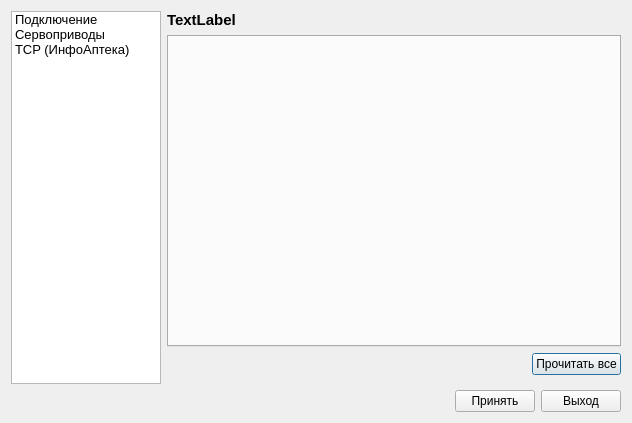
Before: the Qt Designer form settingswindow.ui in VladimirR46/PharmacyRobot, drawn with Qt 5.
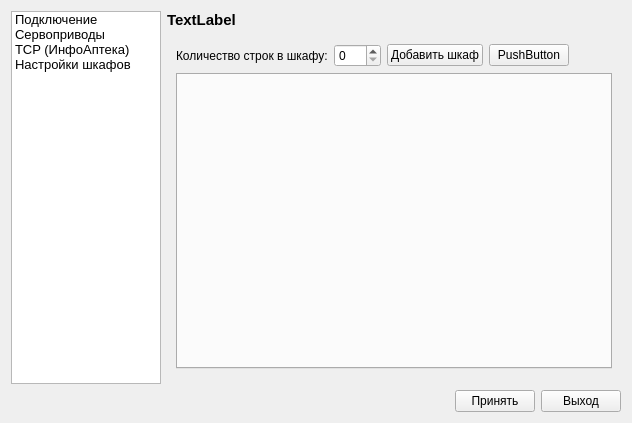
After: the same form once the commit is applied. Icons and pictures are not drawn.

```diff
--- a/settingswindow.ui
+++ b/settingswindow.ui
@@ -25,7 +25,21 @@
      <property name="horizontalSpacing">
       <number>6</number>
      </property>
-     <item row="0" column="0" rowspan="2">
+     <item row="0" column="1">
+      <widget class="QLabel" name="label_8">
+       <property name="font">
+        <font>
+         <pointsize>11</pointsize>
+         <weight>75</weight>
+         <bold>true</bold>
+        </font>
+       </property>
+       <property name="text">
+        <string>TextLabel</string>
+       </property>
+      </widget>
+     </item>
+     <item row="0" column="0" rowspan="3">
       <widget class="QListWidget" name="SettingsList">
        <property name="enabled">
         <bool>true</bool>
@@ -74,20 +88,11 @@
           <normaloff>:/images/blue-internet-icon.png</normaloff>:/images/blue-internet-icon.png</iconset>
         </property>
        </item>
-      </widget>
-     </item>
-     <item row="0" column="1">
-      <widget class="QLabel" name="label_8">
-       <property name="font">
-        <font>
-         <pointsize>11</pointsize>
-         <weight>75</weight>
-         <bold>true</bold>
-        </font>
-       </property>
-       <property name="text">
-        <string>TextLabel</string>
-       </property>
+       <item>
+        <property name="text">
+         <string>Настройки шкафов</string>
+        </property>
+       </item>
       </widget>
      </item>
      <item row="1" column="1">
@@ -96,7 +101,7 @@
         <enum>QFrame::Plain</enum>
        </property>
        <property name="currentIndex">
-        <number>1</number>
+        <number>3</number>
        </property>
        <widget class="QWidget" name="page">
         <layout class="QVBoxLayout" name="verticalLayout_2">
@@ -428,6 +433,58 @@
          </layout>
         </widget>
        </widget>
+       <widget class="QWidget" name="page_4">
+        <layout class="QGridLayout" name="gridLayout_5">
+         <item row="0" column="0">
+          <layout class="QHBoxLayout" name="horizontalLayout_2">
+           <item>
+            <widget class="QLabel" name="label_11">
+             <property name="text">
+              <string>Количество строк в шкафу:</string>
+             </property>
+            </widget>
+           </item>
+           <item>
+            <widget class="QSpinBox" name="spinCupboard">
+             <property name="maximum">
+              <number>999</number>
+             </property>
+            </widget>
+           </item>
+           <item>
+            <widget class="QPushButton" name="ButtonAddCupboard">
+             <property name="text">
+              <string>Добавить шкаф</string>
+             </property>
+            </widget>
+           </item>
+           <item>
+            <widget class="QPushButton" name="pushButton">
+             <property name="text">
+              <string>PushButton</string>
+             </property>
+            </widget>
+           </item>
+           <item>
+            <spacer name="horizontalSpacer_3">
+             <property name="orientation">
+              <enum>Qt::Horizontal</enum>
+             </property>
+             <property name="sizeHint" stdset="0">
+              <size>
+               <width>40</width>
+               <height>20</height>
+              </size>
+             </property>
+            </spacer>
+           </item>
+          </layout>
+         </item>
+         <item row="1" column="0">
+          <widget class="QTabWidget" name="tabCupboard"/>
+         </item>
+        </layout>
+       </widget>
       </widget>
      </item>
     </layout>
```
